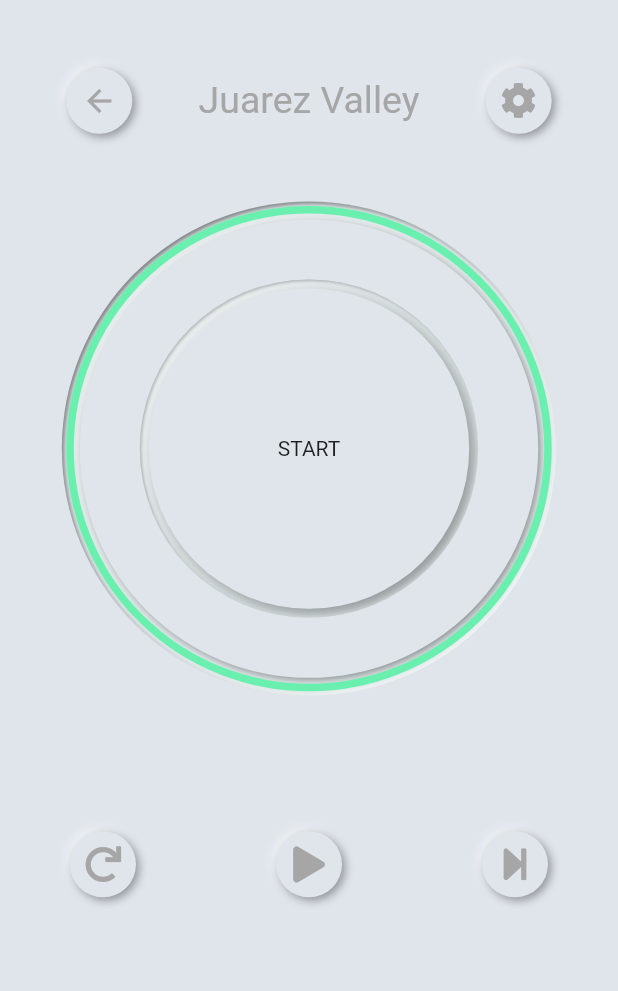
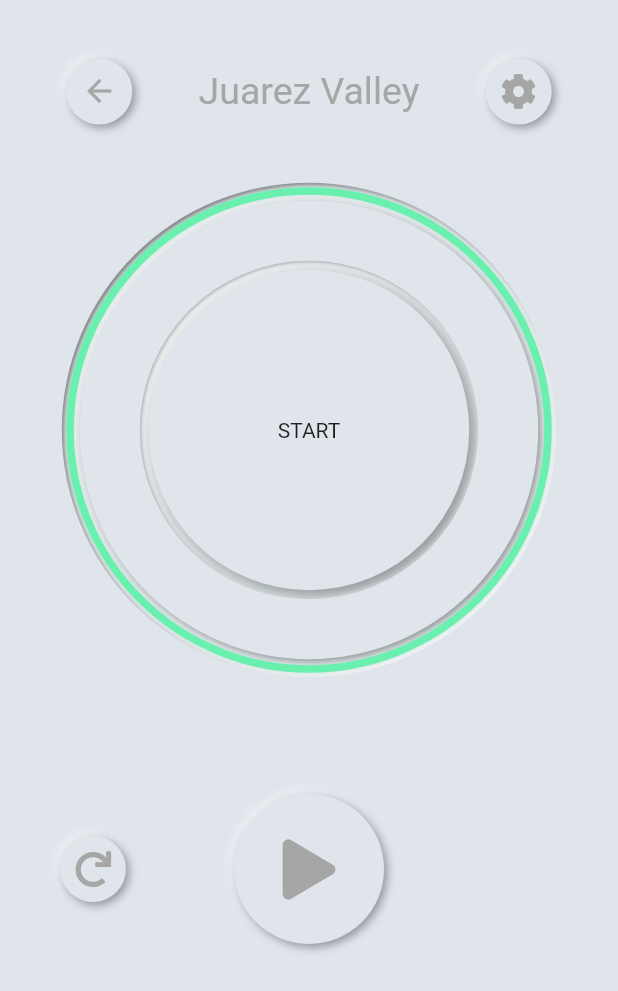
Before and after one commit to tksuns12/jailhouse_workout, a Flutter app: the screen it shows after launch, after a tap on "Juarez Valley", on a phone screen of 412 x 824 dp. Shown: the top 991 px of the screen. Run offline on Flutter 3.47's test engine with Material 2 defaults, Android fonts, the phone set to English and light mode, and no system bars; drawn by our look-alikes of flutter_neumorphic; our stand-ins replace audioplayers, font_awesome_flutter, hive, hive_flutter, permission_handler, wakelock; accounts and stored records are empty.

Commit message:
재생 버튼 크기 수정

```diff
--- a/lib/screens/jurarez_screen.dart
+++ b/lib/screens/jurarez_screen.dart
@@ -275,7 +275,7 @@ class _JuarezScreenState extends State<JuarezScreen>
                         maintainAnimation: true,
                         maintainSize: true,
                         visible: !juarez.hasBegun || juarez.isResting,
-                        child: NeumorphicButton(
+                        child: NeumorphicButton(padding: EdgeInsets.all(30),
                           onPressed: () {
                             if (!staticJuarez.hasBegun) {
                               staticJuarez.start();
@@ -294,14 +294,18 @@ class _JuarezScreenState extends State<JuarezScreen>
                               !juarez.isResting || juarez.paused
                                   ? FontAwesomeIcons.play
                                   : FontAwesomeIcons.pause,
-                              color: kAccentColor),
+                              color: kAccentColor, size: 40,),
                           style: NeumorphicStyle(color: kMainColor),
                         ),
                       ),
                       Spacer(
                         flex: 2,
                       ),
-                      NeumorphicButton(
+                      Visibility(maintainAnimation: true,
+                      maintainSize: true,
+                      maintainState: true,
+                      visible: juarez.hasBegun,
+                        child: NeumorphicButton(
                           onPressed: () {
                             if (!staticJuarez.isResting &&
                                 staticJuarez.hasBegun) {
@@ -316,6 +320,7 @@ class _JuarezScreenState extends State<JuarezScreen>
                           child: Icon(FontAwesomeIcons.stepForward,
                               color: kAccentColor),
                           style: NeumorphicStyle(color: kMainColor),
+                        ),
                       ),
                       Spacer(
                         flex: 1,
```
Lines whose indentation alone changed are shown as unchanged.
